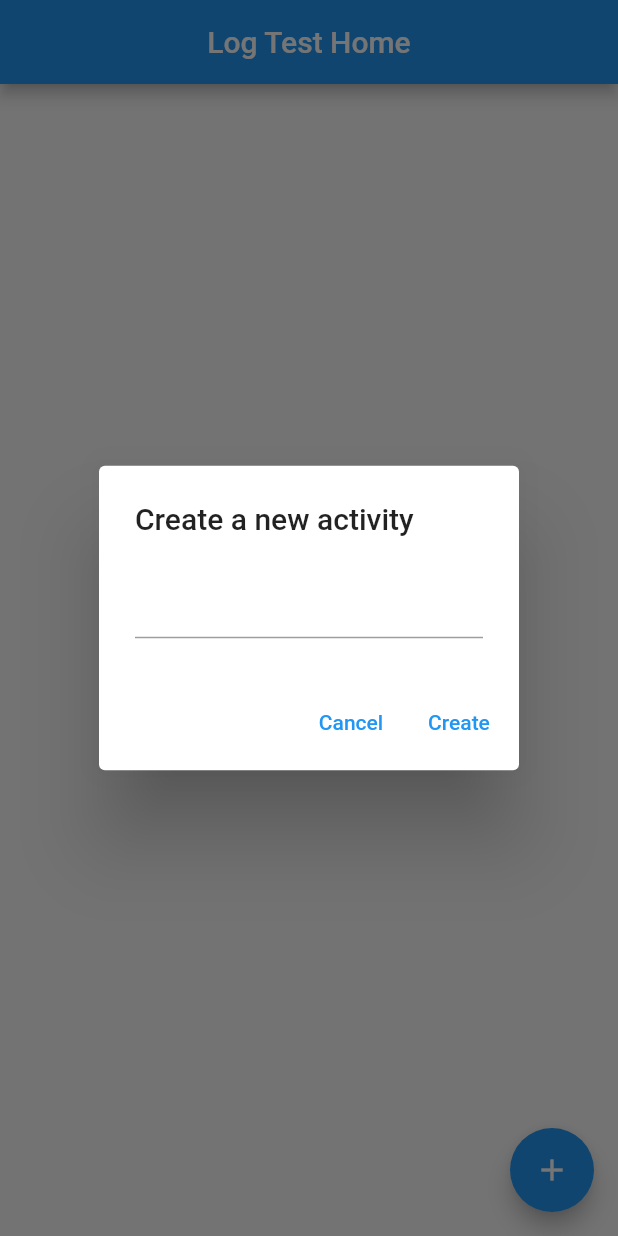
After one commit to 0xDecentMaz/Daylog, a Flutter app: the screen it shows after launch, after a tap on the "add" icon, on a phone screen of 412 x 824 dp. The commit adds this screen. Run offline on Flutter 3.47's test engine with Material 2 defaults, Android fonts, the phone set to English and light mode, and no system bars; our stand-ins replace sqflite; accounts and stored records are empty.

Commit message:
Make home widget dynamic by reading activities and adding widgets for each

```diff
--- a/daylog/lib/DBServices.dart
+++ b/daylog/lib/DBServices.dart
@@ -19,6 +19,10 @@ class DBServices {
       },
       version: 1,
     );
+
+    //get activity count
+    //set list length to count
+    //populate list with activity names
   }
 
   Future<void> insertActivity(Activities activities) async {
@@ -31,14 +35,24 @@ class DBServices {
     );
   }
 
+  Future<List> getActivityList() async {
+    // Get a reference to the database.
+    final db = await database;
+
+    var result = await db.rawQuery('SELECT activity FROM activities');
+
+    // return a list of results without column name
+    return result.map((i) => i["activity"]).toList();
+  }
+
   Future<List<Activities>> activities() async {
     // Get a reference to the database.
     final db = await database;
 
-    // Query the table for all The Dogs.
+    // Query the table for all The activities.
     final List<Map<String, dynamic>> maps = await db.query('activities');
 
-    // Convert the List<Map<String, dynamic> into a List<Dog>.
+    // Convert the List<Map<String, dynamic> into a List<Activities>.
     return List.generate(maps.length, (i) {
       return Activities(
         id: maps[i]['id'],
--- /dev/null
+++ b/daylog/lib/home_page.dart
@@ -0,0 +1,129 @@
+import 'package:daylog/add_activity_page.dart';
+import 'package:daylog/main.dart';
+import 'package:flutter/material.dart';
+import 'DBServices.dart';
+
+class HomePage extends StatefulWidget {
+  const HomePage({super.key});
+
+  @override
+  State<HomePage> createState() => _HomePageState();
+}
+
+class _HomePageState extends State<HomePage> {
+  final DBServices dbServices = DBServices();
+  List activityList = [];
+  String valueText = '';
+
+  @override
+  void initState() {
+    _fetchList();
+    super.initState();
+  }
+
+  @override
+  Widget build(BuildContext context) {
+    return SafeArea(
+      child: Scaffold(
+        appBar: AppBar(
+          centerTitle: true,
+          title: const Text('Log Test Home'),
+        ),
+        body: ListView.builder(
+          itemCount: activityList.length,
+          itemBuilder: (_, index) {
+            var activity = activityList[index];
+            return Column(
+              children: [
+                ElevatedButton(
+                    onPressed: () {
+                      debugPrint(activity);
+                    },
+                    child: Text(activity))
+              ],
+            );
+          },
+        ),
+        floatingActionButton: FloatingActionButton(
+          onPressed: () {
+            _newActivityDialog();
+          },
+          child: const Icon(Icons.add),
+        ),
+      ),
+    );
+  }
+
+  void _fetchList() async {
+    final list = await dbservices.getActivityList();
+    //print('All activities retrieved:');
+    //list.forEach(print);
+    activityList = list;
+    setState(() {});
+  }
+
+  void _addToList() async {
+    debugPrint(valueText);
+    //debugPrint('Add new activity');
+    _fetchList();
+  }
+
+  Future<void> _newActivityDialog() async {
+    return showDialog<void>(
+      context: context,
+      barrierDismissible: false, // user must tap button!
+      builder: (BuildContext context) {
+        return AlertDialog(
+          title: const Text('Create a new activity'),
+          content: SingleChildScrollView(
+            child: ListBody(
+              children: <Widget>[
+                TextField(onChanged: (value) {
+                  setState(() {
+                    valueText = value;
+                  });
+                }),
+              ],
+            ),
+          ),
+          actions: <Widget>[
+            TextButton(
+              onPressed: () => Navigator.pop(context, 'Cancel'),
+              child: const Text('Cancel'),
+            ),
+            TextButton(
+              child: const Text('Create'),
+              onPressed: () {
+                Navigator.of(context).pop();
+                _addToList();
+              },
+            ),
+          ],
+        );
+      },
+    );
+  }
+}
+/*
+class HomePage extends StatelessWidget {
+  const HomePage({super.key});
+
+  @override
+  Widget build(BuildContext context) {
+    return Center(
+      child: ElevatedButton(
+        onPressed: () {
+          Navigator.of(context).push(
+            MaterialPageRoute(
+              builder: (BuildContext context) {
+                return const AddActivityPage();
+              },
+            ),
+          );
+        },
+        child: const Text('Add New Activity'),
+      ),
+    );
+  }
+}
+*/
```
Also changed, not shown: daylog/lib/add_activity_page.dart (added, +26 -0 lines), daylog/lib/main.dart (+54 -60 lines), daylog/lib/settings_page.dart (added, +15 -0 lines), daylog/flutter_01.png (added), daylog/flutter_02.png (added), daylog/pubspec.lock.
